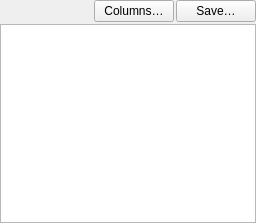
First picture: the form in src/datalist.ui, repository metno/kvhqc, before the edit.
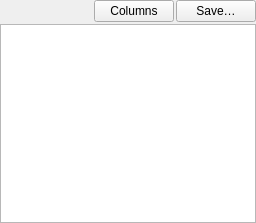
Second picture: the form after the edit. Custom widgets are drawn as their Qt base class.

Commit message: DataList: disable "add column" for empty table

Patch:
```diff
--- a/src/datalist.ui
+++ b/src/datalist.ui
@@ -47,7 +47,7 @@
         <string>Mofify table columns.</string>
        </property>
        <property name="text">
-        <string>Columns…</string>
+        <string>Columns</string>
        </property>
       </widget>
      </item>
```
The commit also changes 3 other files.
